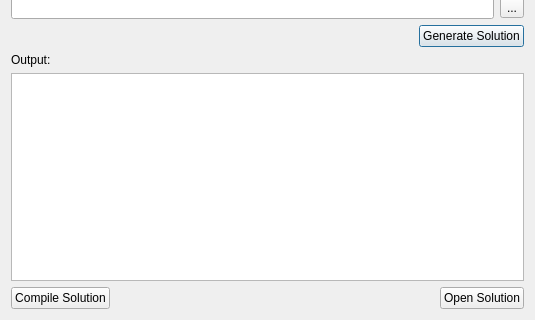
The window that Code/Editor/EditorFramework/Dialogs/CppProjectDlg.ui (ezEngine/ezEngine) describes before a commit, drawn with Qt 5; both pictures show x 0 to 535 and y 158 to 478 of the 535 by 478 pixel window.
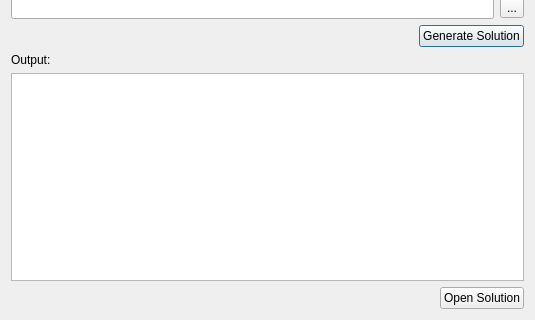
The same window after the commit. Icons and pictures are not drawn.

```diff
--- a/Code/Editor/EditorFramework/Dialogs/CppProjectDlg.ui
+++ b/Code/Editor/EditorFramework/Dialogs/CppProjectDlg.ui
@@ -172,13 +172,6 @@
    </item>
    <item>
     <layout class="QHBoxLayout" name="horizontalLayout_5">
-     <item>
-      <widget class="QPushButton" name="CompileSolution">
-       <property name="text">
-        <string>Compile Solution</string>
-       </property>
-      </widget>
-     </item>
      <item>
       <spacer name="horizontalSpacer_4">
        <property name="orientation">
```
Left out of the diff: 2 changed lines with no effect on the pictures.
